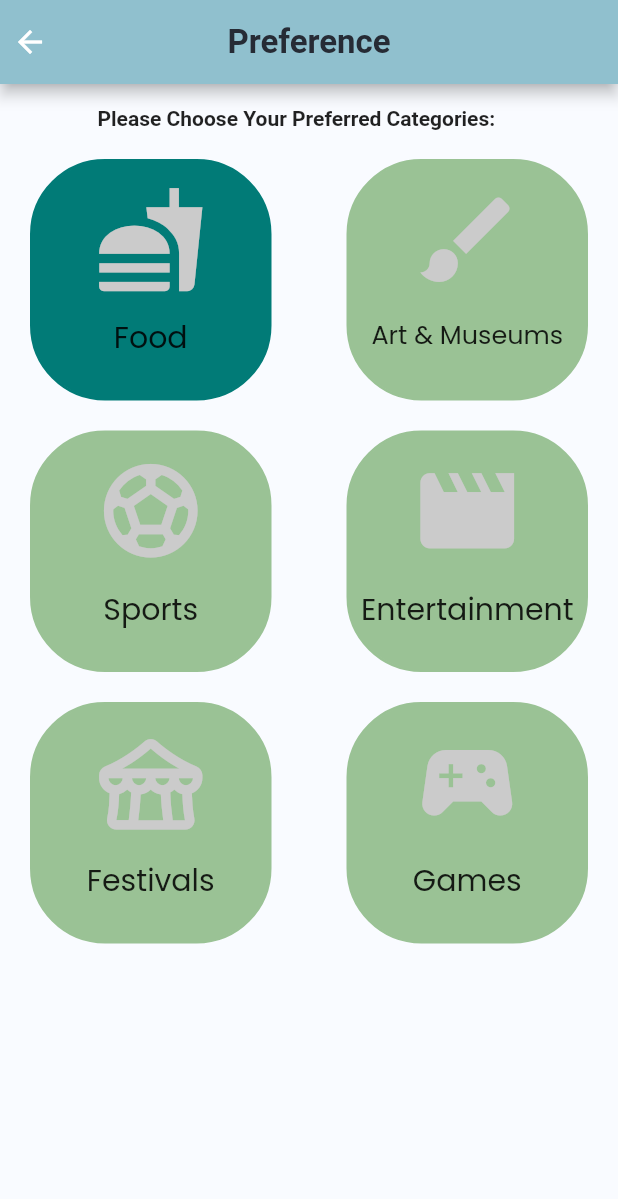
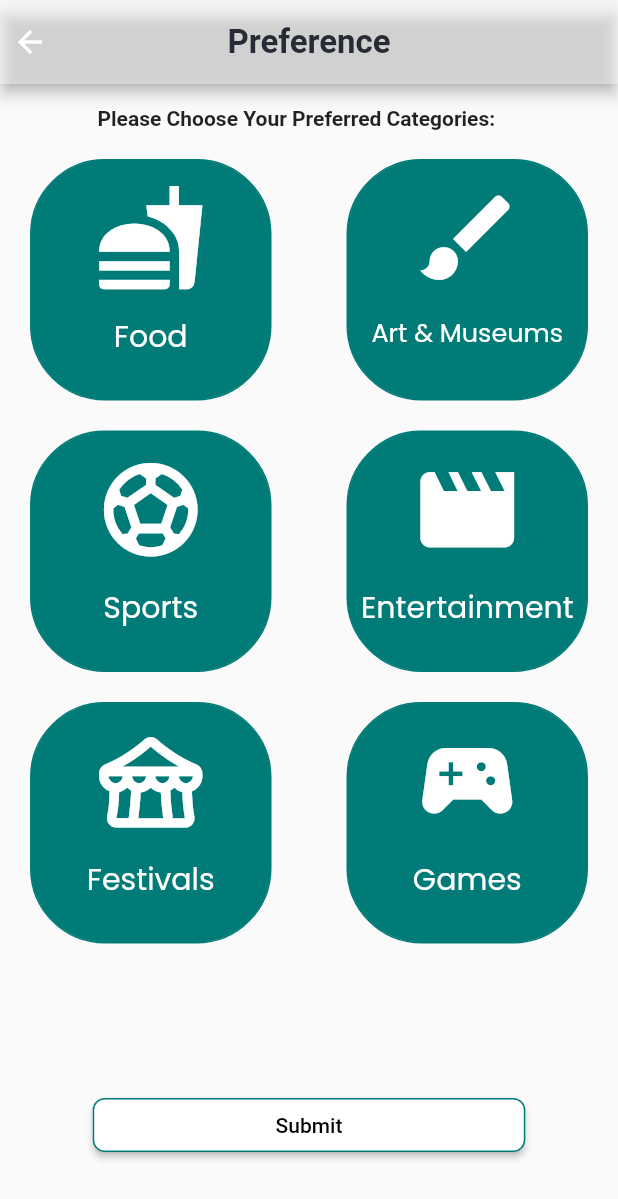
Before and after one commit to husamamr/huddle, a Flutter app: the PreferencesScreen screen opened directly with empty values, on a phone screen of 412 x 824 dp. Shown: the top 1199 px of the screen. Run offline on Flutter 3.47's test engine with Material 2 defaults, Android fonts, the phone set to English and light mode, and no system bars; our stand-ins replace cached_network_image, dio, flutter_svg, google_fonts, pinput; Roboto replaces fonts that are missing (Gilroy).

Commit message:
make design of prefrencece page and add the button and flags

```diff
--- a/lib/presentation/sign_up_screens/sign_up_screen_personal_info.dart
+++ b/lib/presentation/sign_up_screens/sign_up_screen_personal_info.dart
@@ -185,14 +185,12 @@ class _SignUpScreenState extends State<SignUpScreen> {
                             text: "Next",
                             margin: getMargin(top: 24, bottom: 5),
 
-                            onTap: () async{
-
+                            onTap: () {
                               if (_formKey.currentState!.validate()== true) {
-                                String name = await getNameAPI();
                                 Navigator.push(
                                   context,
                                   MaterialPageRoute(
-                                    builder: (context) => PreferencesScreen(name: name, formData: formData,),
+                                    builder: (context) => PreferencesScreen(formData: formData,),
                                   ),
                                 );
                               }
--- a/lib/presentation/sign_up_screens/sign_up_screen_preferences.dart
+++ b/lib/presentation/sign_up_screens/sign_up_screen_preferences.dart
@@ -7,40 +7,53 @@ import 'package:huddle/widgets/app_bar/custom_app_bar.dart';
 
 
 class PreferencesScreen extends StatefulWidget {
-  final String name;
   Map<String, dynamic> formData = new Map<String, dynamic>();
 
-  PreferencesScreen({required this.name ,required this.formData});
+  PreferencesScreen({required this.formData});
   @override
-  State<PreferencesScreen> createState() => _PreferencesScreenState(name: name,formData:formData);
+  State<PreferencesScreen> createState() => _PreferencesScreenState(formData:formData);
 }
 
 class _PreferencesScreenState extends State<PreferencesScreen> {
-    final String name;
     Map<String, dynamic> formData = new Map<String, dynamic>();
-  _PreferencesScreenState({required this.name, required this.formData});
+  _PreferencesScreenState({required this.formData});
+
 
   @override
   void initState() {
     print(formData["email"]);
-    print(name.split(" ")[0]);
     super.initState();
   }
-    bool isClicked = false;
+    bool isClickedFood = false;
+    bool isClickedArt = false;
+    bool isClickedSports = false;
+    bool isClickedEntertainment = false;
+    bool isClickedFestivals = false;
+    bool isClickedGames = false;
+    List<String> pickedPref = [];
+
     void submitForm ()async{
+      pickedPref = [];
+      if(isClickedFood) pickedPref.add("food");
+      if(isClickedArt)  pickedPref.add("Art and museums");
+      if(isClickedSports)  pickedPref.add("sports");
+      if(isClickedEntertainment)  pickedPref.add("entertainment");
+      if(isClickedFestivals)  pickedPref.add("festivals");
+      if(isClickedGames)  pickedPref.add("Games");
+
+      print(pickedPref);
       final dio = Dio();
       final response = await dio.post("https://localhost:7167/api/Users/RegisterConsumer/",data: formData);
       print(response);
     }
-  final pickedPref = <String>[""];
+
   @override
   Widget build(BuildContext context) {
+    final screenWidth = MediaQuery.of(context).size.width;
     return SafeArea(
         child: Scaffold(
-            backgroundColor: ColorConstant.gray50,
-            resizeToAvoidBottomInset: false,
             appBar: AppBar(
-              backgroundColor: Color.fromRGBO(144,192,206, 1),
+              backgroundColor: Colors.white38,
                 leadingWidth: 40,
                 centerTitle: true,
                 title: Text("Preference",
@@ -50,11 +63,10 @@ class _PreferencesScreenState extends State<PreferencesScreen> {
             ),
             body: Stack(
               children: <Widget>[
-                Padding(
-                  padding: const EdgeInsets.fromLTRB(65, 15, 5, 30),
-                  child: const Text(
+                const Padding(
+                  padding: EdgeInsets.fromLTRB(65, 15, 5, 30),
+                  child: Text(
                     "Please Choose Your Preferred Categories:",
-                    textAlign: TextAlign.center,
                     style: TextStyle(
                       fontWeight: FontWeight.bold
                     ),
@@ -72,48 +84,43 @@ class _PreferencesScreenState extends State<PreferencesScreen> {
                       GestureDetector(
                         onTap: () {
                           setState(() {
-                            isClicked = !isClicked;
+                            isClickedFood = !isClickedFood;
                           });
                         },
                         child: Container(
                           height: 141,
                           width: 114,
                           decoration: BoxDecoration(
-                            color: isClicked
+                            color: isClickedFood
                                 ? Color.fromRGBO(133, 181, 179, 0.13)
                                 : Color.fromRGBO(1, 123, 119, 1),
                             borderRadius: BorderRadius.all(Radius.circular(50)),
-                            boxShadow: isClicked
+                            boxShadow: isClickedFood
                                 ? [
-                              BoxShadow(
-                                color: Colors.grey,
-                                blurRadius: 5,
-                                offset: Offset(0, 2),
+                              const BoxShadow(
+                                color: Colors.white,
+                                blurRadius: 1,
+                                offset: Offset(-2, 2),
                               ),
                             ]
                                 : [],
-                            border: isClicked
-                                ? Border.all(
-                              color: Colors.lightBlue,
-                              width: 2,
-                            )
-                                : Border.all(
-                              color: Color.fromRGBO(1, 123, 119, 1),
-                              width: 2,
+                            border: Border.all(
+                              color: const Color.fromRGBO(1, 123, 119, 1),
+                              width: 1,
                             ),
                           ),
                           child: Card(
                             elevation: 0,
-                            color: Color.fromRGBO(1, 123, 119, 1),
+                            color: isClickedFood ? Color.fromRGBO(1, 123, 119, 0.86) : Color.fromRGBO(1, 123, 119, 1),
                             shape: RoundedRectangleBorder(borderRadius: BorderRadius.circular(50)),
                             child: Column(
                               children: <Widget>[
-                                Padding(
+                                const Padding(
                                   padding: const EdgeInsets.all(10.0),
                                   child: Icon(
                                     Icons.fastfood,
                                     size: 75,
-                                    color: Color.fromRGBO(203, 203, 203, 1),
+                                    color: Colors.white,
                                   ),
                                 ),
                                 Align(
@@ -122,7 +129,7 @@ class _PreferencesScreenState extends State<PreferencesScreen> {
                                     padding: const EdgeInsets.only(top: 3.0),
                                     child: Text(
                                       'Food',
-                                      style: GoogleFonts.poppins(fontSize: 20),
+                                      style: GoogleFonts.poppins(fontSize: 20, color: Colors.white),
                                     ),
                                   ),
                                 ),
@@ -134,34 +141,45 @@ class _PreferencesScreenState extends State<PreferencesScreen> {
 
                       GestureDetector(
                         onTap: (){
-                          print("Art & Museum");
-                          pickedPref.add("Art & Museum");
+                          setState(() {
+                            isClickedArt = !isClickedArt;
+                          });
                         },
                         child: Container(
                             height: 141,
                             width: 114,
                             decoration: BoxDecoration(
-                              color: Color.fromRGBO(154, 194, 149, 1),
+                              color: isClickedArt
+                                  ? Color.fromRGBO(133, 181, 179, 0.13)
+                                  : Color.fromRGBO(1, 123, 119, 1),
                               borderRadius: BorderRadius.all(Radius.circular(50)),
-                              //border: Colors.black,
+                              boxShadow: isClickedArt
+                                  ? [
+                                const BoxShadow(
+                                  color: Colors.white,
+                                  blurRadius: 1,
+                                  offset: Offset(-2, 2),
+                                ),
+                              ]
+                                  : [],
                               border: Border.all(
-                                color: Color.fromRGBO(154, 194, 149, 1),
-                                width: 2,
+                                color: const Color.fromRGBO(1, 123, 119, 1),
+                                width: 1,
                               ),
                             ),
 
                             child: Card(
                                 elevation: 0,
-                                color: Color.fromRGBO(154, 194, 149, 1),
+                                color: isClickedArt ? Color.fromRGBO(1, 123, 119, 0.86) : Color.fromRGBO(1, 123, 119, 1),
                                 shape: RoundedRectangleBorder(borderRadius: BorderRadius.circular(50)),
                                 child: Column(
                                   children: <Widget>[
-                                    Padding(
+                                    const Padding(
                                         padding: const EdgeInsets.all(10.0),
                                         child: Icon(
                                           Icons.brush,
                                           size: 75,
-                                          color: Color.fromRGBO(203, 203, 203, 1),
+                                          color: Colors.white,
                                         )
                                     ),
                                     Align(
@@ -171,7 +189,8 @@ class _PreferencesScreenState extends State<PreferencesScreen> {
                                         child: Text(
                                           'Art & Museums',
                                           style: GoogleFonts.poppins(
-                                              fontSize: 17
+                                              fontSize: 17,
+                                            color:  Colors.white,
                                           ),
                                         ),
                                       ),
@@ -184,34 +203,45 @@ class _PreferencesScreenState extends State<PreferencesScreen> {
 
                       GestureDetector(
                         onTap: (){
-                          print("Sports");
-                          pickedPref.add("Sports");
+                          setState(() {
+                            isClickedSports = !isClickedSports;
+                          });
                         },
                         child: Container(
                             height: 141,
                             width: 114,
                             decoration: BoxDecoration(
-                              color: Color.fromRGBO(154, 194, 149, 1),
+                              color: isClickedSports
+                                  ? Color.fromRGBO(133, 181, 179, 0.13)
+                                  : Color.fromRGBO(1, 123, 119, 1),
                               borderRadius: BorderRadius.all(Radius.circular(50)),
-                              //border: Colors.black,
+                              boxShadow: isClickedSports
+                                  ? [
+                                const BoxShadow(
+                                  color: Colors.white,
+                                  blurRadius: 1,
+                                  offset: Offset(-2, 2),
+                                ),
+                              ]
+                                  : [],
                               border: Border.all(
-                                color: Color.fromRGBO(154, 194, 149, 1),
-                                width: 2,
+                                color: const Color.fromRGBO(1, 123, 119, 1),
+                                width: 1,
                               ),
                             ),
 
                             child: Card(
                                 elevation: 0,
-                                color: Color.fromRGBO(154, 194, 149, 1),
+                                color: isClickedSports ? Color.fromRGBO(1, 123, 119, 0.86) : Color.fromRGBO(1, 123, 119, 1),
                                 shape: RoundedRectangleBorder(borderRadius: BorderRadius.circular(50)),
                                 child: Column(
                                   children: <Widget>[
-                                    Padding(
-                                        padding: const EdgeInsets.all(10.0),
+                                    const Padding(
+                                        padding:  EdgeInsets.all(10.0),
                                         child: Icon(
                                           Icons.sports_soccer,
                                           size: 75,
-                                          color: Color.fromRGBO(203, 203, 203, 1),
+                                          color: Colors.white,
                                         )
                                     ),
                                     Align(
@@ -221,7 +251,8 @@ class _PreferencesScreenState extends State<PreferencesScreen> {
                                         child: Text(
                                           'Sports',
                                           style: GoogleFonts.poppins(
-                                              fontSize: 20
+                                              fontSize: 20,
+                                            color: Colors.white
                                           ),
                                         ),
                                       ),
@@ -234,34 +265,45 @@ class _PreferencesScreenState extends State<PreferencesScreen> {
 
                       GestureDetector(
                         onTap: (){
-
-                          pickedPref.add("Entertainment");
+                          setState(() {
+                            isClickedEntertainment = !isClickedEntertainment;
+                          });
                         },
                         child: Container(
                             height: 141,
                             width: 114,
                             decoration: BoxDecoration(
-                              color: Color.fromRGBO(154, 194, 149, 1),
+                              color: isClickedEntertainment
+                                  ? Color.fromRGBO(133, 181, 179, 0.13)
+                                  : Color.fromRGBO(1, 123, 119, 1),
                               borderRadius: BorderRadius.all(Radius.circular(50)),
-                              //border: Colors.black,
+                              boxShadow: isClickedEntertainment
+                                  ? [
+                                const BoxShadow(
+                                  color: Colors.white,
+                                  blurRadius: 1,
+                                  offset: Offset(-2, 2),
+                                ),
+                              ]
+                                  : [],
                               border: Border.all(
-                                color: Color.fromRGBO(154, 194, 149, 1),
-                                width: 2,
+                                color: const Color.fromRGBO(1, 123, 119, 1),
+                                width: 1,
                               ),
                             ),
 
                             child: Card(
                                 elevation: 0,
-                                color: Color.fromRGBO(154, 194, 149, 1),
+                                color: isClickedEntertainment ? Color.fromRGBO(1, 123, 119, 0.86) : Color.fromRGBO(1, 123, 119, 1),
                                 shape: RoundedRectangleBorder(borderRadius: BorderRadius.circular(50)),
                                 child: Column(
                                   children: <Widget>[
-                                    Padding(
-                                        padding: const EdgeInsets.all(10.0),
+                                    const Padding(
+                                        padding: EdgeInsets.all(10.0),
                                         child: Icon(
                                           Icons.movie,
                                           size: 75,
-                                          color: Color.fromRGBO(203, 203, 203, 1),
+                                          color: Colors.white,
                                         )
                                     ),
                                     Align(
@@ -271,7 +313,8 @@ class _PreferencesScreenState extends State<PreferencesScreen> {
                                         child: Text(
                                           'Entertainment',
                                           style: GoogleFonts.poppins(
-                                              fontSize: 20
+                                              fontSize: 20,
+                                            color: Colors.white
                                           ),
                                         ),
                                       ),
@@ -284,35 +327,45 @@ class _PreferencesScreenState extends State<PreferencesScreen> {
 
                       GestureDetector(
                         onTap: (){
-                          print("Festivals");
-                          pickedPref.add("Festivals");
-                          submitForm();
+                          setState(() {
+                            isClickedFestivals = !isClickedFestivals;
+                          });
                         },
                         child: Container(
                             height: 141,
                             width: 114,
                             decoration: BoxDecoration(
-                              color: Color.fromRGBO(154, 194, 149, 1),
+                              color: isClickedFestivals
+                                  ? Color.fromRGBO(133, 181, 179, 0.13)
+                                  : Color.fromRGBO(1, 123, 119, 1),
                               borderRadius: BorderRadius.all(Radius.circular(50)),
-                              //border: Colors.black,
+                              boxShadow: isClickedFestivals
+                                  ? [
+                                const BoxShadow(
+                                  color: Colors.white,
+                                  blurRadius: 1,
+                                  offset: Offset(-2, 2),
+                                ),
+                              ]
+                                  : [],
                               border: Border.all(
-                                color: Color.fromRGBO(154, 194, 149, 1),
-                                width: 2,
+                                color: const Color.fromRGBO(1, 123, 119, 1),
+                                width: 1,
                               ),
                             ),
 
                             child: Card(
                                 elevation: 0,
-                                color: Color.fromRGBO(154, 194, 149, 1),
+                                color: isClickedFestivals ? Color.fromRGBO(1, 123, 119, 0.86) : Color.fromRGBO(1, 123, 119, 1),
                                 shape: RoundedRectangleBorder(borderRadius: BorderRadius.circular(50)),
                                 child: Column(
                                   children: <Widget>[
-                                    Padding(
+                                    const Padding(
                                         padding: const EdgeInsets.all(10.0),
                                         child: Icon(
                                           Icons.festival_rounded,
                                           size: 75,
-                                          color: Color.fromRGBO(203, 203, 203, 1),
+                                          color: Colors.white,
                                         )
                                     ),
                                     Align(
@@ -322,7 +375,8 @@ class _PreferencesScreenState extends State<PreferencesScreen> {
                                         child: Text(
                                           'Festivals',
                                           style: GoogleFonts.poppins(
-                                              fontSize: 20
+                                              fontSize: 20,
+                                              color: Colors.white
                                           ),
                                         ),
                                       ),
@@ -335,35 +389,45 @@ class _PreferencesScreenState extends State<PreferencesScreen> {
 
                       GestureDetector(
                         onTap: (){
-                          print("Games");
-                          pickedPref.add("Games");
-
+                          setState(() {
+                            isClickedGames = !isClickedGames;
+                          });
                         },
                         child: Container(
                             height: 141,
                             width: 114,
                             decoration: BoxDecoration(
-                              color: Color.fromRGBO(154, 194, 149, 1),
+                              color: isClickedGames
+                                  ? Color.fromRGBO(133, 181, 179, 0.13)
+                                  : Color.fromRGBO(1, 123, 119, 1),
                               borderRadius: BorderRadius.all(Radius.circular(50)),
-                              //border: Colors.black,
+                              boxShadow: isClickedGames
+                                  ? [
+                                const BoxShadow(
+                                  color: Colors.white,
+                                  blurRadius: 1,
+                                  offset: Offset(-2, 2),
+                                ),
+                              ]
+                                  : [],
                               border: Border.all(
-                                color: Color.fromRGBO(154, 194, 149, 1),
-                                width: 2,
+                                color: const Color.fromRGBO(1, 123, 119, 1),
+                                width: 1,
                               ),
                             ),
 
                             child: Card(
                                 elevation: 0,
-                                color: Color.fromRGBO(154, 194, 149, 1),
+                                color: isClickedGames ? Color.fromRGBO(1, 123, 119, 0.86) : Color.fromRGBO(1, 123, 119, 1),
                                 shape: RoundedRectangleBorder(borderRadius: BorderRadius.circular(50)),
                                 child: Column(
                                   children: <Widget>[
-                                    Padding(
-                                        padding: const EdgeInsets.all(10.0),
+                                    const Padding(
+                                        padding: EdgeInsets.all(10.0),
                                         child: Icon(
                                           Icons.sports_esports,
                                           size: 75,
-                                          color: Color.fromRGBO(203, 203, 203, 1),
+                                          color: Colors.white,
                                         )
                                     ),
                                     Align(
@@ -373,7 +437,8 @@ class _PreferencesScreenState extends State<PreferencesScreen> {
                                         child: Text(
                                           'Games',
                                           style: GoogleFonts.poppins(
-                                              fontSize: 20
+                                              fontSize: 20,
+                                            color: Colors.white
                                           ),
                                         ),
                                       ),
@@ -387,6 +452,28 @@ class _PreferencesScreenState extends State<PreferencesScreen> {
                     ],
                   ),
                 ),
+
+                Padding(
+                  padding: const EdgeInsets.only(bottom: 50.0),
+                  child: Align(
+                    alignment: Alignment.bottomCenter,
+                    child: Container(
+                      width: screenWidth * 0.7,
+                      child: ElevatedButton(
+                        onPressed: submitForm,
+                        child: Text('Submit'),
+                        style: ElevatedButton.styleFrom(
+                          primary: Colors.white,
+                          onPrimary: Colors.black,
+                          shape: RoundedRectangleBorder(
+                            borderRadius: BorderRadius.circular(8),
+                            side: const BorderSide(color: Color.fromRGBO(1, 123, 119, 1),),
+                          ),
+                        ),
+                      ),
+                    ),
+                  ),
+                ),
               ],
             ),
         )
```
